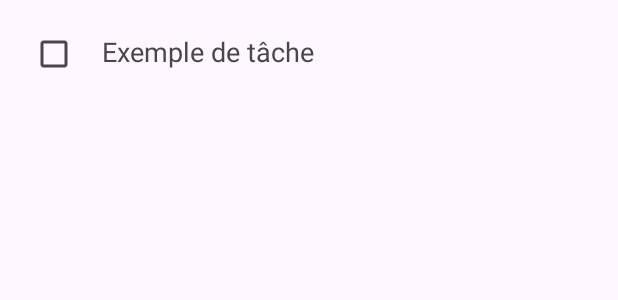
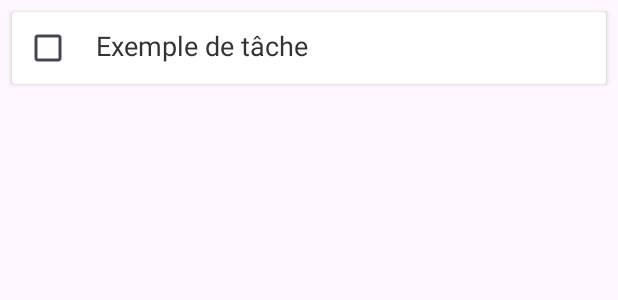
Before and after one commit to sindakhelil/SMARTtodoLISTAPP, an Android app: the layout item_task.xml on its own in the app's theme, with its tools: preview values and no code run, on a phone screen of 412 x 824 dp. Shown: the top 300 px of the screen. Run offline under Robolectric (Android 15) with nearby library versions, the light colour scheme and no system bars.

Commit message:
update view

```diff
--- a/app/src/main/res/layout/item_task.xml
+++ b/app/src/main/res/layout/item_task.xml
@@ -1,8 +1,14 @@
-<LinearLayout xmlns:android="http://schemas.android.com/apk/res/android"
+<androidx.cardview.widget.CardView xmlns:android="http://schemas.android.com/apk/res/android"
     android:layout_width="match_parent"
     android:layout_height="wrap_content"
-    android:orientation="horizontal"
+    android:layout_margin="8dp"
+    android:elevation="4dp"
     android:padding="12dp">
+
+    <LinearLayout
+        android:layout_width="match_parent"
+        android:layout_height="wrap_content"
+        android:orientation="horizontal">
 
         <CheckBox
             android:id="@+id/checkBoxTask"
@@ -15,5 +21,8 @@
             android:layout_height="wrap_content"
             android:text="Exemple de tâche"
             android:textSize="18sp"
-        android:layout_marginStart="8dp" />
+            android:layout_marginStart="8dp"
+            android:textColor="#333333" />
+
     </LinearLayout>
+</androidx.cardview.widget.CardView>
--- a/app/src/main/res/values/colors.xml
+++ b/app/src/main/res/values/colors.xml
@@ -2,4 +2,6 @@
 <resources>
     <color name="black">#FF000000</color>
     <color name="white">#FFFFFFFF</color>
+    <style name="Theme.SmartToDoListApp" parent="Theme.MaterialComponents.DayNight.NoActionBar"/>
+
 </resources>
```
Lines whose indentation alone changed are shown as unchanged.
